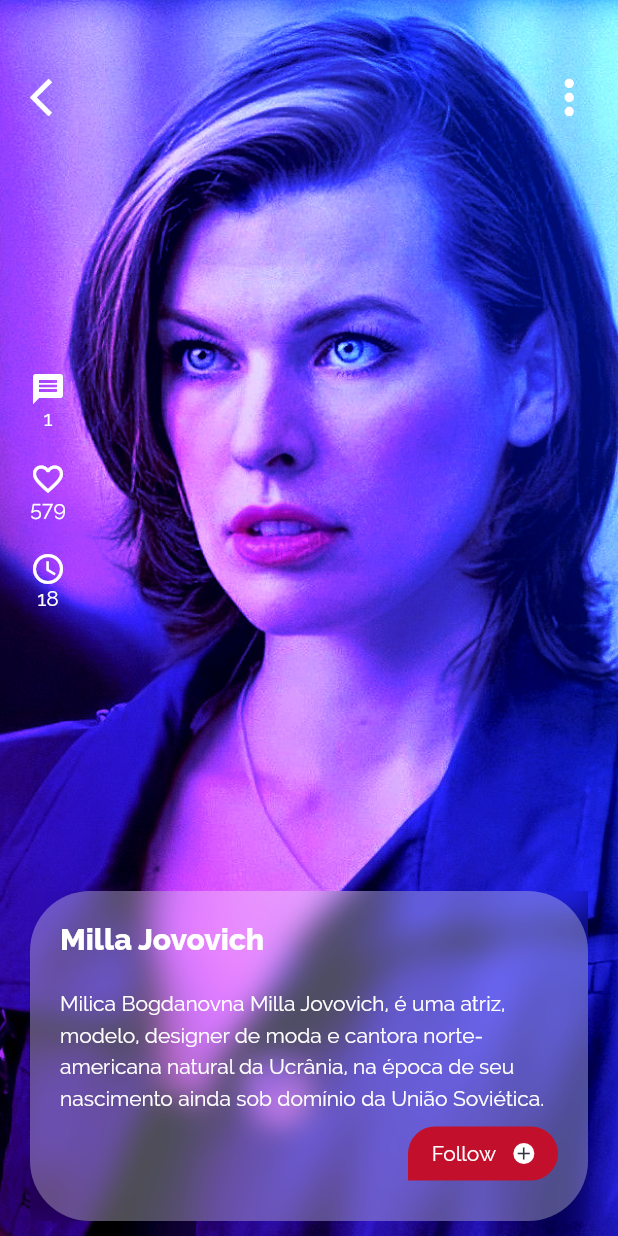
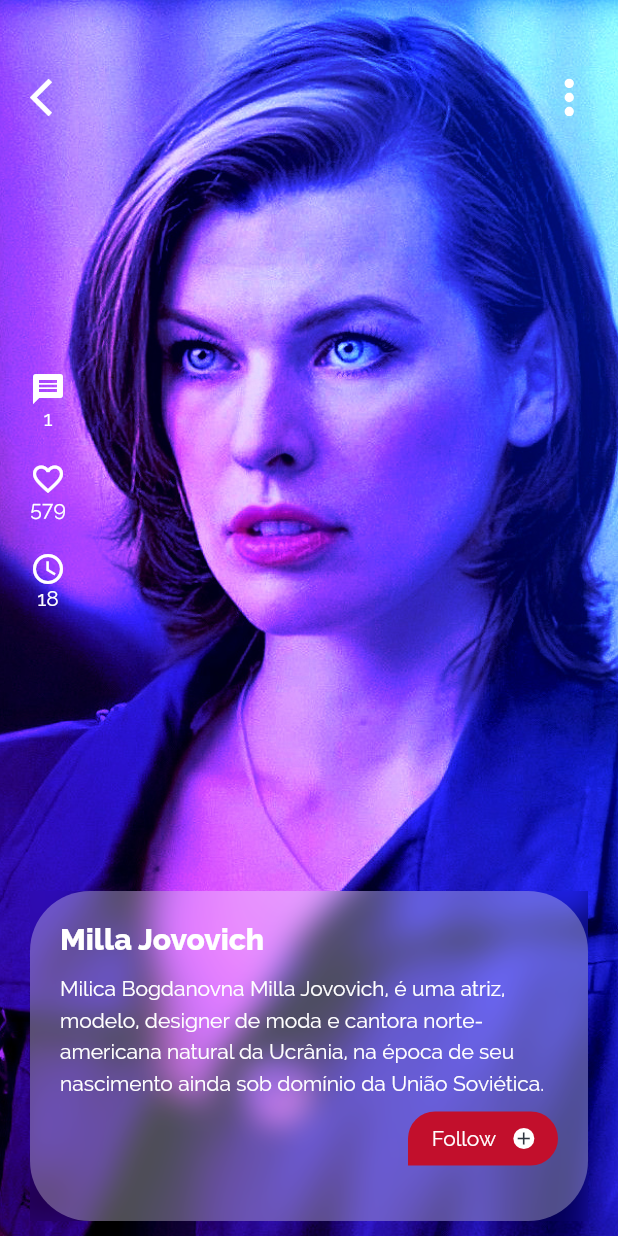
Before and after one commit to renamcomn/fashion_week, a Flutter app: the DetailPage screen opened directly, on a phone screen of 412 x 824 dp. Run offline on Flutter 3.47's test engine with Material 2 defaults, Android fonts, the light colour scheme and no system bars; our stand-ins replace flutter_svg.

Commit message:
Fix Sizedbox height

```diff
--- a/lib/pages/detail_widgets/box_detail_widget.dart
+++ b/lib/pages/detail_widgets/box_detail_widget.dart
@@ -20,7 +20,7 @@ class BoxDetailWidget extends StatelessWidget {
             crossAxisAlignment: CrossAxisAlignment.start,
             children: [
               Text("Milla Jovovich", style: TextStyle(color: Colors.white, fontWeight: FontWeight.w700, fontSize: 20),),
-              SizedBox(height: 20),
+              SizedBox(height: 10),
               Text("Milica Bogdanovna Milla Jovovich, é uma atriz, modelo, designer de moda e cantora norte-americana natural da Ucrânia, na época de seu nascimento ainda sob domínio da União Soviética.", style: TextStyle(color: Colors.white, height: 1.5),),
               Align(
                 alignment: Alignment.bottomRight,
```
